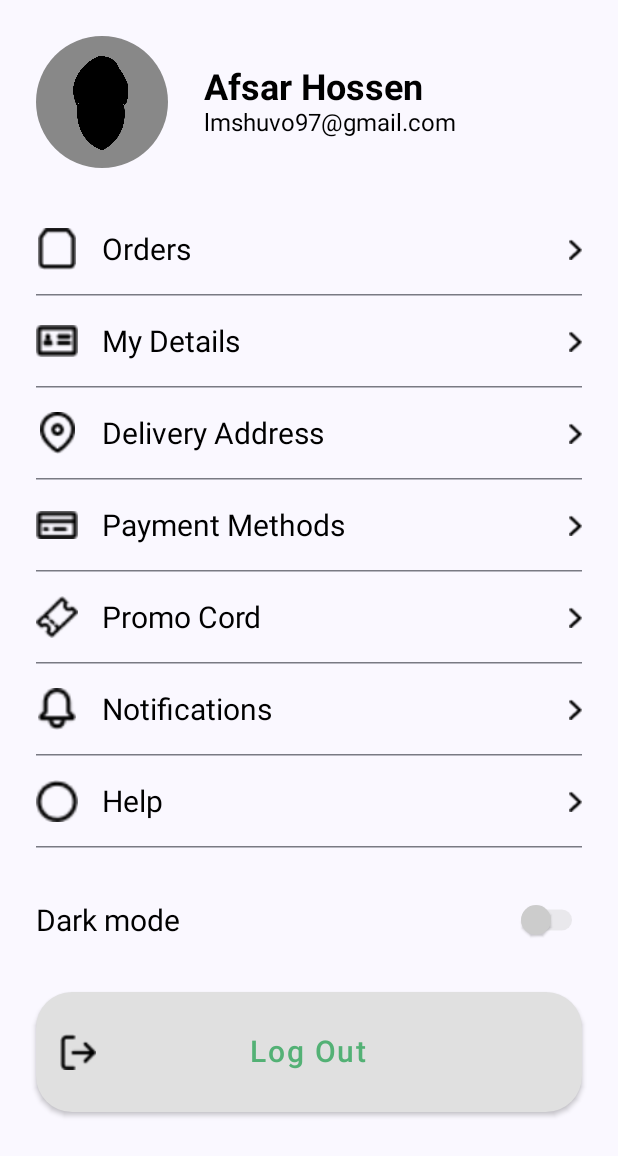
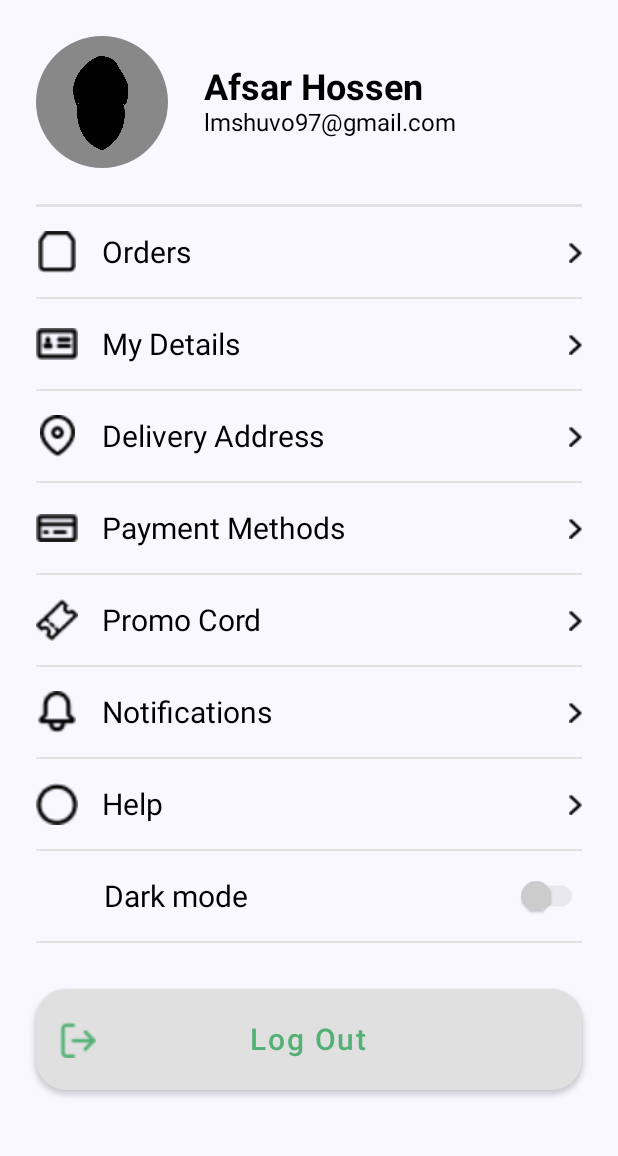
Before and after one commit to GabrielAddario/TP3-Parcial-Grupo9, an Android app built with Jetpack Compose: the composable AccountScreen shown on its own in the app's theme, on a phone screen of 412 x 824 dp. Shown: the top 1156 px of the screen. Run offline under Robolectric (Android 15) with nearby library versions, the phone set to English and light mode, and no system bars.

Commit message:
cambios en MyCart, ProducDetail y AccountScreen. Cambios para el darkmode

```diff
--- a/app/src/main/java/com/example/appnectar/screens/AccountScreen.kt
+++ b/app/src/main/java/com/example/appnectar/screens/AccountScreen.kt
@@ -25,6 +25,7 @@ import androidx.navigation.NavController
 @Composable
 fun AccountScreen(navController : NavController, isDarkModeEnabled: Boolean, onDarkModeToggle: (Boolean) -> Unit) {
     val textColor = if (isDarkModeEnabled) Color.White else Color.Black
+    val colorDivider = Color(0xFFE2E2E2)
 
     Column(
         modifier = Modifier
@@ -50,26 +51,31 @@ fun AccountScreen(navController : NavController, isDarkModeEnabled: Boolean, onD
         }
         Spacer(modifier = Modifier.height(24.dp))
 
+        HorizontalDivider(color = colorDivider, thickness = 2.dp)
+        MenuItem(icon = R.drawable.ic_orders, label = "Orders", textColor = textColor)
+        Divider(color = colorDivider, thickness = 1.dp)
+        MenuItem(icon = R.drawable.ic_details, label = "My Details", textColor = textColor)
+        Divider(color = colorDivider, thickness = 1.dp)
+        MenuItem(icon = R.drawable.ic_address, label = "Delivery Address", textColor = textColor)
+        Divider(color = colorDivider, thickness = 1.dp)
+        MenuItem(icon = R.drawable.ic_payment, label = "Payment Methods", textColor = textColor)
+        Divider(color = colorDivider, thickness = 1.dp)
+        MenuItem(icon = R.drawable.ic_promo, label = "Promo Cord", textColor = textColor)
+        Divider(color = colorDivider, thickness = 1.dp)
+        MenuItem(icon = R.drawable.ic_notifications, label = "Notifications", textColor = textColor)
+        Divider(color = colorDivider, thickness = 1.dp)
+        MenuItem(icon = R.drawable.ic_help, label = "Help", textColor = textColor)
+        Divider(color = colorDivider, thickness = 1.dp)
 
-        MenuItem(icon = R.drawable.ic_orders, label = "Orders", textColor = textColor)
-        HorizontalDivider()
-        MenuItem(icon = R.drawable.ic_details, label = "My Details", textColor = textColor)
-        HorizontalDivider()
-        MenuItem(icon = R.drawable.ic_address, label = "Delivery Address", textColor = textColor)
-        HorizontalDivider()
-        MenuItem(icon = R.drawable.ic_payment, label = "Payment Methods", textColor = textColor)
-        HorizontalDivider()
-        MenuItem(icon = R.drawable.ic_promo, label = "Promo Cord", textColor = textColor)
-        HorizontalDivider()
-        MenuItem(icon = R.drawable.ic_notifications, label = "Notifications", textColor = textColor)
-        HorizontalDivider()
-        MenuItem(icon = R.drawable.ic_help, label = "Help", textColor = textColor)
-        HorizontalDivider()
+//        Spacer(modifier = Modifier.padding(vertical = 16.dp))
 
-        Spacer(modifier = Modifier.height(24.dp))
-
-        Row(verticalAlignment = Alignment.CenterVertically) {
-            Text(text = "Dark mode", fontSize = 20.sp, color = textColor)
+        Row(
+            modifier = Modifier
+                .fillMaxWidth()
+                .padding(vertical = 6.dp),
+            verticalAlignment = Alignment.CenterVertically
+        ) {
+            Text(text = "Dark mode", fontSize = 20.sp, color = textColor, modifier = Modifier.padding(start = 45.dp))
             Spacer(modifier = Modifier.weight(1f))
             Switch(
                 checked = isDarkModeEnabled,
@@ -82,14 +88,15 @@ fun AccountScreen(navController : NavController, isDarkModeEnabled: Boolean, onD
                 )
             )
         }
+        Divider(color = colorDivider, thickness = 1.dp)
 
-        Spacer(modifier = Modifier.height(24.dp))
+        Spacer(modifier = Modifier.padding(vertical = 15.dp))
 
         Button(
             onClick = { },
             modifier = Modifier
-                .fillMaxWidth()
-                .height(80.dp),
+                .width(364.dp)
+                .height(67.dp),
             shape = RoundedCornerShape(30),
             contentPadding = PaddingValues(),
             colors = ButtonDefaults.buttonColors(Color(0xFFE0E0E0))
@@ -103,6 +110,7 @@ fun AccountScreen(navController : NavController, isDarkModeEnabled: Boolean, onD
                     Icon(
                         painter = painterResource(id = R.drawable.ic_exit),
                         contentDescription = "Log Out",
+                        tint = Color(0xFF53B175),
                         modifier = Modifier.size(24.dp)
                             .clickable { navController.navigate("sign_in") }
                     )
--- a/app/src/main/java/com/example/appnectar/screens/MyCart.kt
+++ b/app/src/main/java/com/example/appnectar/screens/MyCart.kt
@@ -132,7 +132,7 @@ private fun ProductCard(product: Product, textColor: Color, backgroundColor: Col
                     Icon(
                         imageVector = Icons.Default.Close,
                         contentDescription = "Close",
-                        tint = Color.Black,
+                        tint = textColor,
                         modifier = Modifier
                             .size(24.dp)
                             .clickable(onClick = {}),
@@ -153,13 +153,13 @@ private fun ProductCard(product: Product, textColor: Color, backgroundColor: Col
                     horizontalArrangement = Arrangement.SpaceBetween,
                     modifier = Modifier.fillMaxWidth()
                 ) {
-                    Counter()
+                    Counter(textColor)
                     Spacer(modifier = Modifier.padding(25.dp))
                     Text(
                         text = "$${product.price}",
                         fontSize = 18.sp,
                         fontWeight = FontWeight.SemiBold,
-                        color = Color.Black,
+                        color = textColor,
                         lineHeight = 27.sp,
                         textAlign = TextAlign.End
                     )
```
Also changed, not shown: app/src/main/java/com/example/appnectar/screens/ProductDetailScreen.kt (+5 -5 lines).
